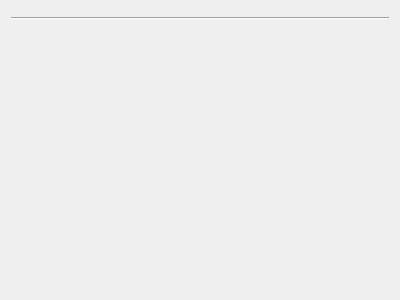
Above: Application/Gui/About/DialogAboutFeaturesWidget.ui from mzsoftsoftware/RollScript before the change. Below: the same form after it.
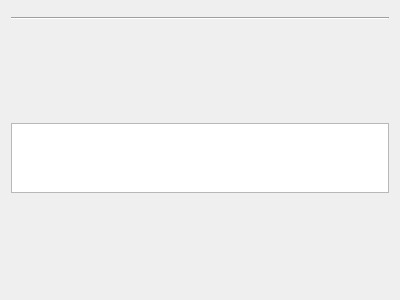
That is the form after the change. Custom widgets are drawn as their Qt base class.

Commit message: Reworked Plugins for AboutDialog

The edit to the form file:
```diff
--- a/Application/Gui/About/DialogAboutFeaturesWidget.ui
+++ b/Application/Gui/About/DialogAboutFeaturesWidget.ui
@@ -13,7 +13,7 @@
   <property name="windowTitle">
    <string>Form</string>
   </property>
-  <layout class="QVBoxLayout" name="verticalLayout">
+  <layout class="QVBoxLayout" name="verticalLayout" stretch="0,0,1,0,1">
    <item>
     <widget class="DialogAboutHeaderWidget" name="widget_Header" native="true"/>
    </item>
@@ -37,6 +37,51 @@
      </property>
     </spacer>
    </item>
+   <item>
+    <widget class="QTableWidget" name="tableWidget">
+     <property name="sizeAdjustPolicy">
+      <enum>QAbstractScrollArea::SizeAdjustPolicy::AdjustToContents</enum>
+     </property>
+     <property name="editTriggers">
+      <set>QAbstractItemView::EditTrigger::NoEditTriggers</set>
+     </property>
+     <property name="tabKeyNavigation">
+      <bool>false</bool>
+     </property>
+     <property name="showDropIndicator" stdset="0">
+      <bool>false</bool>
+     </property>
+     <property name="dragDropOverwriteMode">
+      <bool>false</bool>
+     </property>
+     <property name="selectionMode">
+      <enum>QAbstractItemView::SelectionMode::NoSelection</enum>
+     </property>
+     <property name="showGrid">
+      <bool>false</bool>
+     </property>
+     <property name="wordWrap">
+      <bool>false</bool>
+     </property>
+     <property name="cornerButtonEnabled">
+      <bool>false</bool>
+     </property>
+     <property name="columnCount">
+      <number>2</number>
+     </property>
+     <property name="supportedDragActions">
+      <set>Qt::DropAction::IgnoreAction</set>
+     </property>
+     <attribute name="horizontalHeaderVisible">
+      <bool>false</bool>
+     </attribute>
+     <attribute name="verticalHeaderVisible">
+      <bool>false</bool>
+     </attribute>
+     <column/>
+     <column/>
+    </widget>
+   </item>
    <item>
     <spacer name="verticalSpacer_Bottom">
      <property name="orientation">
```
The commit also changes 36 other files.
